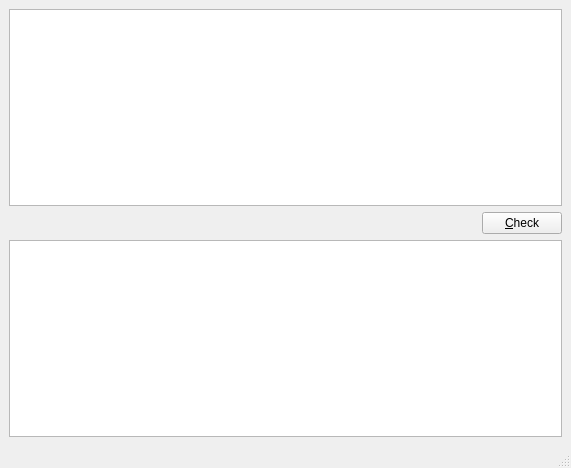
steven-ban/PatentCheck, file mainwindow.ui: the form before one commit.
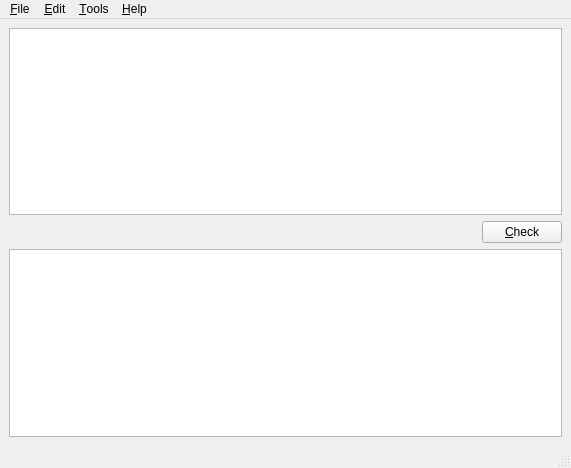
The form after the commit.

```diff
--- a/mainwindow.ui
+++ b/mainwindow.ui
@@ -56,6 +56,31 @@
      <height>23</height>
     </rect>
    </property>
+   <widget class="QMenu" name="menu_File">
+    <property name="title">
+     <string>&amp;File</string>
+    </property>
+   </widget>
+   <widget class="QMenu" name="menu_Edit">
+    <property name="title">
+     <string>&amp;Edit</string>
+    </property>
+   </widget>
+   <widget class="QMenu" name="menu_Tools">
+    <property name="title">
+     <string>&amp;Tools</string>
+    </property>
+    <addaction name="action_Options"/>
+   </widget>
+   <widget class="QMenu" name="menu_Help">
+    <property name="title">
+     <string>&amp;Help</string>
+    </property>
+   </widget>
+   <addaction name="menu_File"/>
+   <addaction name="menu_Edit"/>
+   <addaction name="menu_Tools"/>
+   <addaction name="menu_Help"/>
   </widget>
   <widget class="QStatusBar" name="statusbar"/>
  </widget>
```
Left out of the diff: 5 changed lines with no effect on the pictures.
